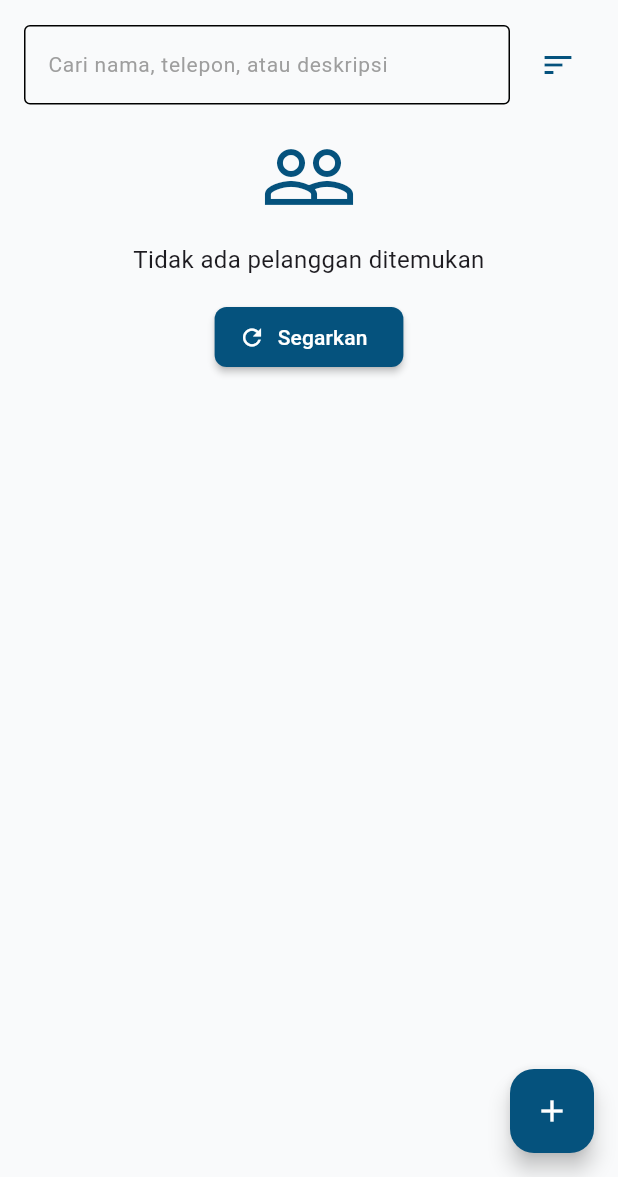
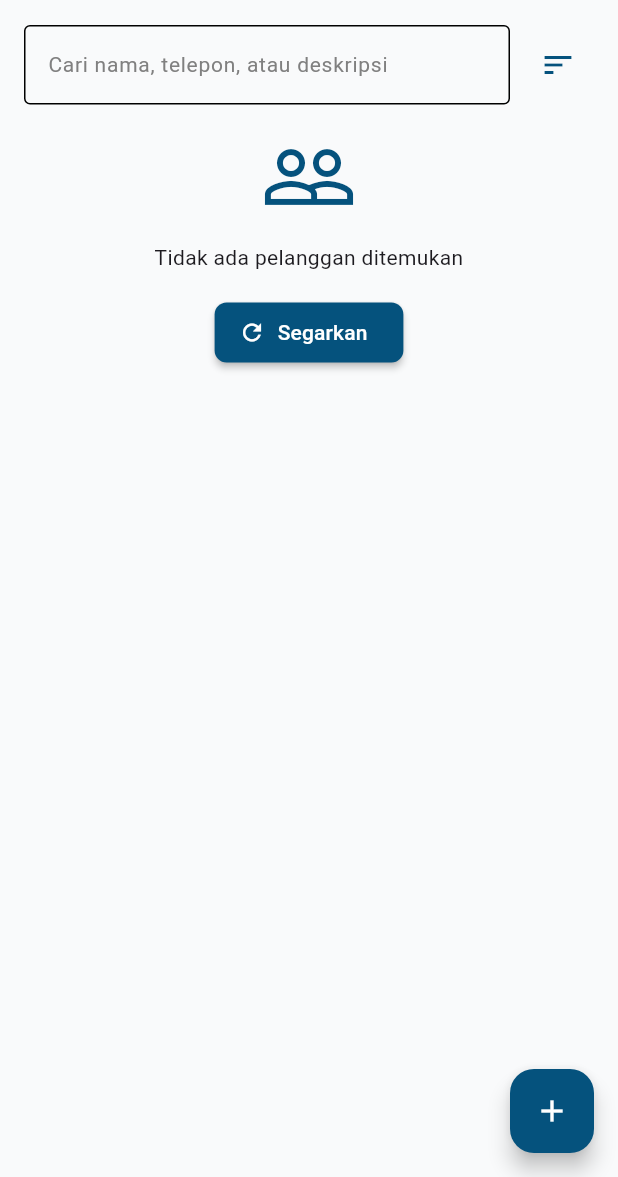
Before and after one commit to abuamar142/mobile-londri, a Flutter app: the CustomersScreen screen opened by its route, on a phone screen of 412 x 824 dp, the part 59-1236 px from its top. Run offline on Flutter 3.47's test engine with Material 3 defaults, Android fonts, the phone set to English and light mode, and no system bars; our stand-ins replace equatable, flutter_bloc, flutter_dotenv, flutter_timezone, flutter_typeahead, fpdart and 8 more; accounts and stored records are empty; generated files the repository leaves out were written again; Roboto replaces fonts that are missing (Gabarito).

Commit message:
[DEVELOPMENT] : Adjust app style

```diff
--- a/lib/config/textstyle/app_textstyle.dart
+++ b/lib/config/textstyle/app_textstyle.dart
@@ -67,7 +67,7 @@ class AppTextStyle {
   );
 
   static final body1 = _baseTextStyle.copyWith(
-    fontSize: 16,
+    fontSize: 14,
     fontWeight: FontWeight.normal,
   );
 
--- a/lib/core/widgets/widget_search_bar.dart
+++ b/lib/core/widgets/widget_search_bar.dart
@@ -1,5 +1,6 @@
 import 'package:flutter/material.dart';
 
+import '../../config/textstyle/app_colors.dart';
 import '../../config/textstyle/app_textstyle.dart';
 import '../../src/generated/i18n/app_localizations.dart';
 
@@ -37,7 +38,9 @@ class WidgetSearchBar extends StatelessWidget {
                 )
               : null,
           border: OutlineInputBorder(),
-          hintStyle: AppTextStyle.body.copyWith(color: Colors.grey),
+          hintStyle: AppTextStyle.body1.copyWith(
+            color: AppColors.gray,
+          ),
         ),
         onChanged: (value) => onChanged(value),
         onTapOutside: (PointerDownEvent event) {
```
